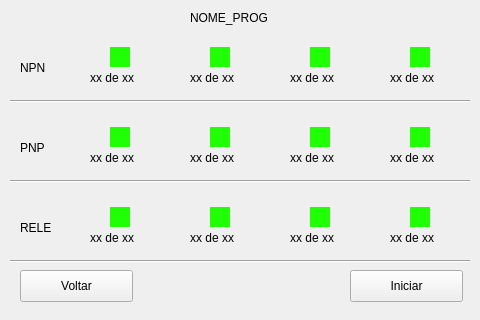
The window that View/execucao.ui (Renatoyyz/fonte-controlada) describes before a commit, drawn with Qt 5.
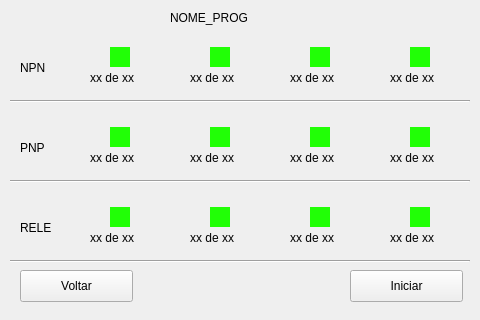
The same window after the commit.

What changed in the file:
```diff
--- a/View/execucao.ui
+++ b/View/execucao.ui
@@ -273,9 +273,9 @@
   <widget class="QLabel" name="lbNomeProg">
    <property name="geometry">
     <rect>
-     <x>190</x>
+     <x>170</x>
      <y>8</y>
-     <width>120</width>
+     <width>150</width>
      <height>20</height>
     </rect>
    </property>
```
